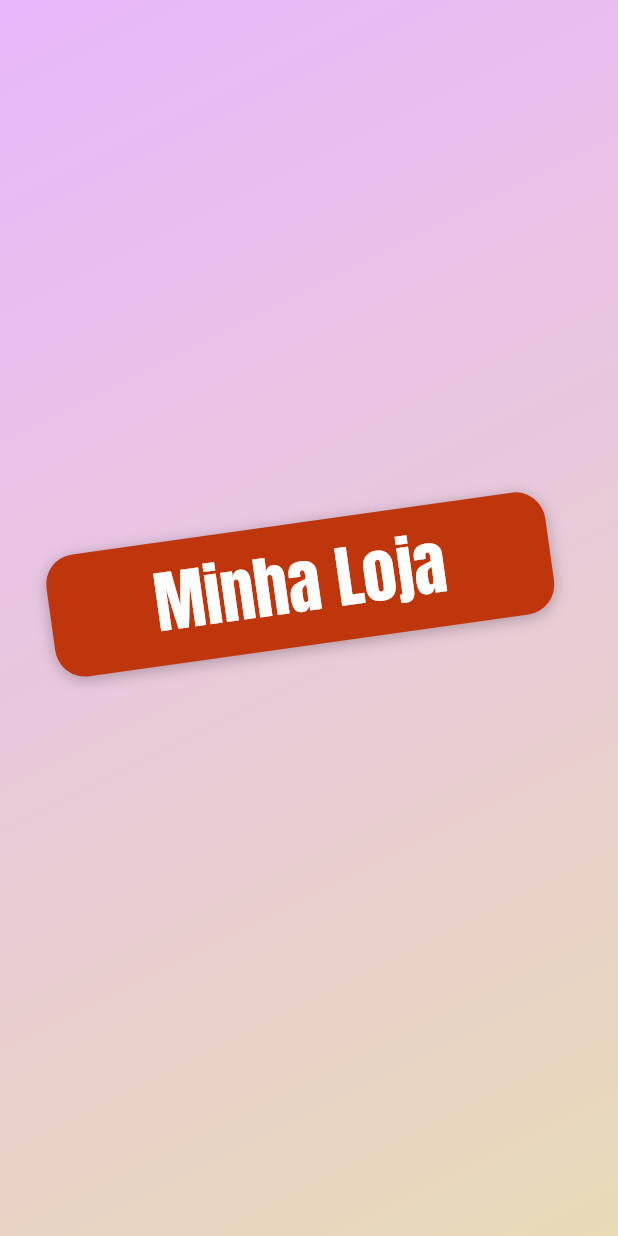
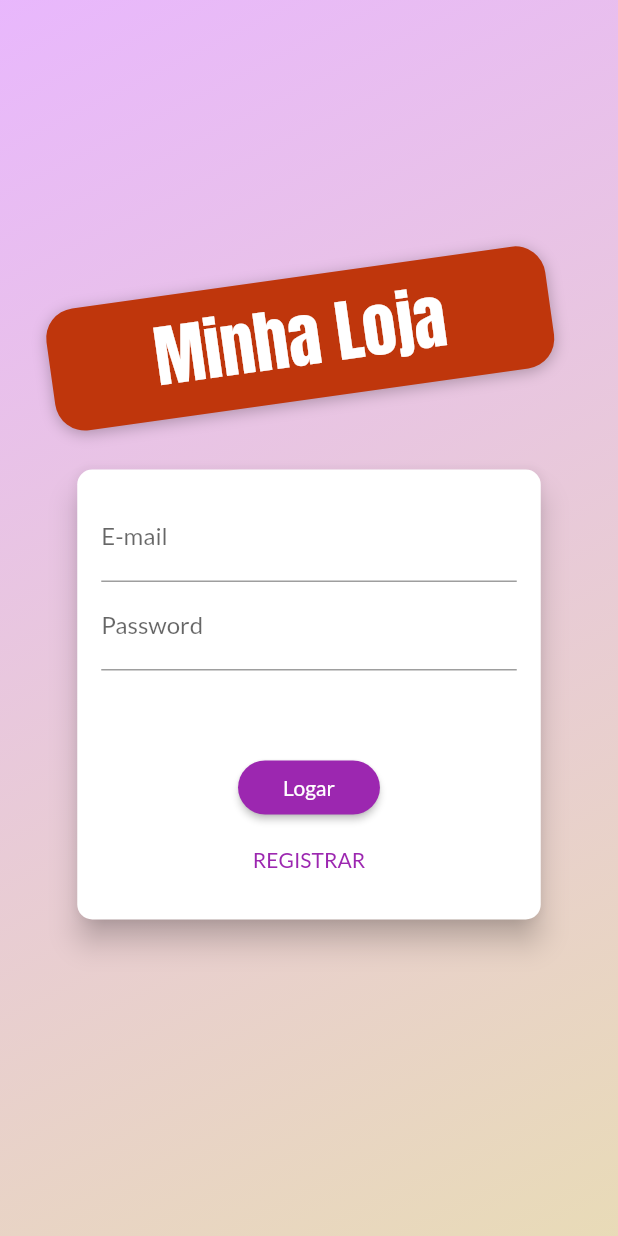
Before and after one commit to WSixx/My-Shop-Flutter, a Flutter app: the screen it shows after launch, on a phone screen of 412 x 824 dp. Run offline on Flutter 3.47's test engine with Material 2 defaults, Android fonts, the phone set to English and light mode, and no system bars.

Commit message:
auth screen final

```diff
--- a/lib/views/auth_screen.dart
+++ b/lib/views/auth_screen.dart
@@ -1,6 +1,7 @@
 import 'dart:math';
 
 import 'package:flutter/material.dart';
+import 'package:my_shop/widgets/auth_card.dart';
 
 class AuthScreen extends StatelessWidget {
   @override
@@ -48,7 +49,9 @@ class AuthScreen extends StatelessWidget {
                       ),
                     ],
                   ),
+                  margin: EdgeInsets.only(bottom: 20),
                 ),
+                AuthCard(),
               ],
             ),
           ),
--- /dev/null
+++ b/lib/widgets/auth_card.dart
@@ -0,0 +1,142 @@
+import 'package:flutter/material.dart';
+
+enum AuthMode { SignUp, Login }
+
+class AuthCard extends StatefulWidget {
+  @override
+  _AuthCardState createState() => _AuthCardState();
+}
+
+class _AuthCardState extends State<AuthCard> {
+  GlobalKey<FormState> _form = GlobalKey();
+  AuthMode _authMode = AuthMode.Login;
+  bool _isLoading = false;
+  final TextEditingController _passwordController = TextEditingController();
+
+  final Map<String, String> _authData = {
+    'email': '',
+    'password': '',
+  };
+
+  void _submit() {
+    if (!_form.currentState.validate()) {
+      return;
+    }
+    setState(() {
+      _isLoading = true;
+    });
+    _form.currentState.save();
+    if (_authMode == AuthMode.Login) {
+      //Login
+    } else {
+      //Regi
+    }
+    setState(() {
+      _isLoading = false;
+    });
+  }
+
+  void _switchAuthMode() {
+    if (_authMode == AuthMode.Login) {
+      setState(() {
+        _authMode = AuthMode.SignUp;
+      });
+    } else {
+      setState(() {
+        _authMode = AuthMode.Login;
+      });
+    }
+  }
+
+  @override
+  Widget build(BuildContext context) {
+    final deviceSize = MediaQuery.of(context).size;
+    return Card(
+      elevation: 8.0,
+      shape: RoundedRectangleBorder(
+        borderRadius: BorderRadius.circular(10.0),
+      ),
+      child: Container(
+        height: _authMode == AuthMode.Login ? 300 : 380,
+        width: deviceSize.width * 0.75,
+        padding: EdgeInsets.all(16),
+        child: Form(
+          key: _form,
+          child: Column(
+            children: [
+              TextFormField(
+                decoration: InputDecoration(labelText: 'E-mail'),
+                keyboardType: TextInputType.emailAddress,
+                validator: (value) {
+                  if (value.isEmpty || !value.contains('@')) {
+                    return 'Informe um email Válido';
+                  }
+                  return null;
+                },
+                onSaved: (value) => _authData['email'] = value,
+              ),
+              TextFormField(
+                decoration: InputDecoration(labelText: 'Password'),
+                controller: _passwordController,
+                obscureText: true,
+                validator: (value) {
+                  if (value.isEmpty || value.length < 5) {
+                    return 'Informe uma senha Válido';
+                  }
+                  return null;
+                },
+                onSaved: (value) => _authData['password'] = value,
+              ),
+              if (_authMode == AuthMode.SignUp)
+                TextFormField(
+                  decoration: InputDecoration(labelText: 'Confirmar Password'),
+                  obscureText: true,
+                  validator: _authMode == AuthMode.SignUp
+                      ? (value) {
+                          if (value != _passwordController.text) {
+                            return 'Informe senhas iguais';
+                          }
+                          return null;
+                        }
+                      : null,
+                ),
+              Spacer(),
+              _isLoading
+                  ? Center(
+                      child: CircularProgressIndicator(),
+                    )
+                  : ElevatedButton(
+                      onPressed: _submit,
+                      style: ElevatedButton.styleFrom(
+                        padding:
+                            EdgeInsets.symmetric(horizontal: 30, vertical: 8),
+                        primary: Theme.of(context).primaryColor,
+                        shape: RoundedRectangleBorder(
+                          borderRadius: BorderRadius.circular(30),
+                        ),
+                      ),
+                      child: Text(
+                        _authMode == AuthMode.Login ? 'Logar' : 'Registrar',
+                        style: TextStyle(
+                            color: Theme.of(context)
+                                .primaryTextTheme
+                                .button
+                                .color),
+                      ),
+                    ),
+              TextButton(
+                onPressed: _switchAuthMode,
+                child: Text(
+                  _authMode == AuthMode.Login ? 'REGISTRAR' : 'LOGAR',
+                  style: TextStyle(
+                    color: Theme.of(context).primaryColor,
+                  ),
+                ),
+              ),
+            ],
+          ),
+        ),
+      ),
+    );
+  }
+}
```
